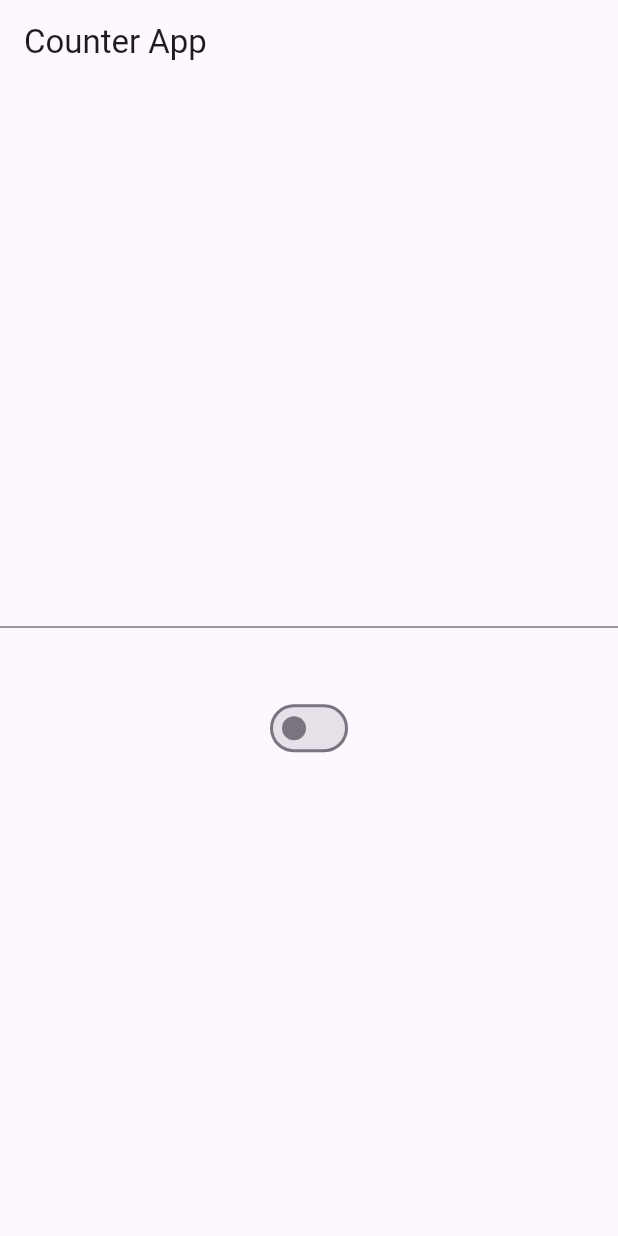
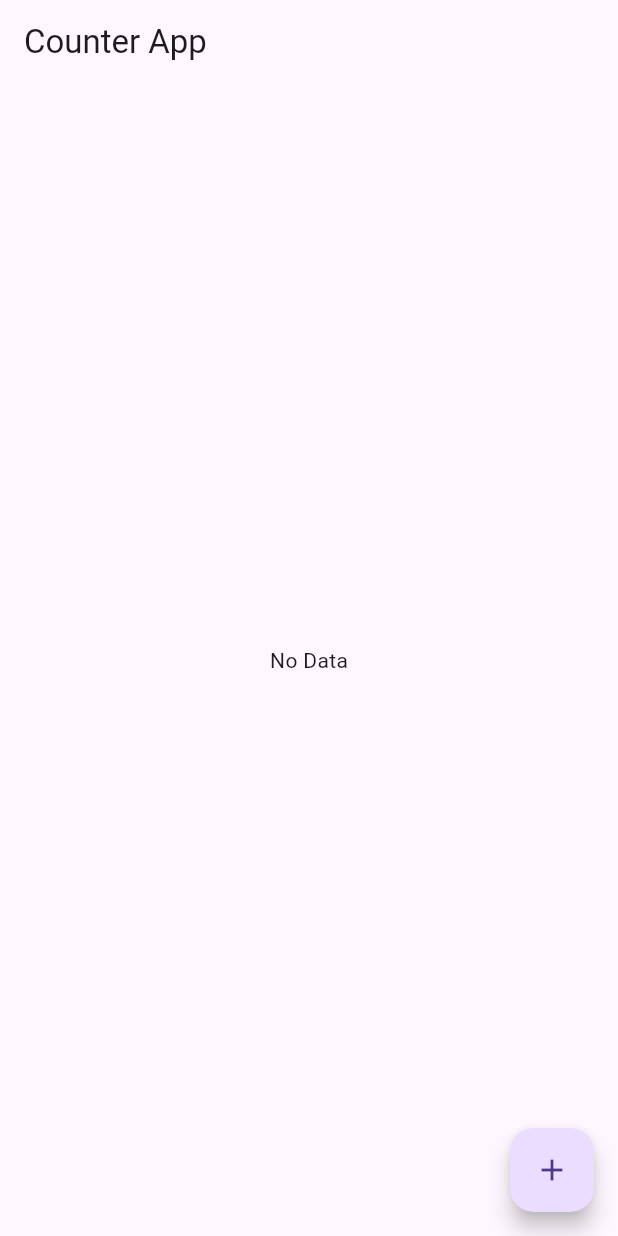
Before and after one commit to Avinashvns/riverpod_2025, a Flutter app: the screen it shows after launch, on a phone screen of 412 x 824 dp. Run offline on Flutter 3.47's test engine with Material 3 defaults, Android fonts, the phone set to English and light mode, and no system bars; our stand-ins replace flutter_riverpod.

Commit message:
State Notifier Provider with List CURD operation

```diff
--- a/lib/home screen.dart
+++ b/lib/home screen.dart
@@ -1,5 +1,6 @@
 import 'package:flutter/material.dart';
 import 'package:flutter_riverpod/flutter_riverpod.dart';
+import 'package:riverpod_2025/item_provider.dart';
 import 'package:riverpod_2025/search_provider.dart';
 import 'package:riverpod_2025/slider_provider.dart';
 
@@ -17,40 +18,45 @@ class HomeScreen extends ConsumerWidget {
 
   @override
   Widget build(BuildContext context, WidgetRef ref) {
-
+    final item = ref.watch(itemProvider);
     print("build");
     return Scaffold(
       appBar: AppBar(title: const Text("Counter App")),
-      body: Column(
-        mainAxisAlignment: MainAxisAlignment.center,
-        children: [
-          TextField(
-            onChanged: (value) {
-              ref.read(searchProvider.notifier).search(value);
-            },
-          ),
-          Consumer(
-            builder: (context, ref, child) {
-              final search = ref.watch((searchProvider).select((state)=>state.search));
-              print("Consumer called");
-              return Text(
-                search,
-                style: TextStyle(fontSize: 30, color: Colors.red),
-              );
-            },
-          ),
-
-          Consumer(
-            builder: (context, ref, child) {
-              final search = ref.watch((searchProvider).select((state)=>state.isChange));
-              print("Consumer Switch called");
-              return Switch(value: search, onChanged: (value){
-                ref.read(searchProvider.notifier).onChange(value);
-              });
-            },
-          ),
-        ],
+      floatingActionButton: FloatingActionButton(
+        onPressed: () {
+          ref.read(itemProvider.notifier).addItem('New Item');
+        },
+        child: const Icon(Icons.add),
       ),
+      body:
+          item.isEmpty
+              ? Center(child: Text("No Data"))
+              : ListView.builder(
+                itemCount: item.length,
+                itemBuilder: (context, index) {
+                  final itemDetails = item[index];
+                  return ListTile(
+                    title: Text(itemDetails.name),
+                    trailing: Row(
+                      mainAxisSize: MainAxisSize.min,
+                      children: [
+                        IconButton(
+                          icon: const Icon(Icons.edit),
+                          onPressed: (){
+                            ref.read(itemProvider.notifier).updateItem(itemDetails.id , "updated item");
+                          },
+                        ),
+                        IconButton(
+                          icon: const Icon(Icons.delete),
+                          onPressed: (){
+                            ref.read(itemProvider.notifier).deleteItem(itemDetails.id);
+                          },
+                        )
+                      ],
+                    ),
+                  );
+                },
+              ),
     );
   }
 }
--- /dev/null
+++ b/lib/item.dart
@@ -0,0 +1,12 @@
+
+
+class Item{
+  String id;
+  String name;
+
+  Item({required this.id, required this.name});
+
+  Item copyWith({String? id , String? name}){
+    return Item(id: id ?? this.id, name: name ?? this.name);
+  }
+}
```
Also changed, not shown: lib/item_provider.dart (added, +30 -0 lines).
